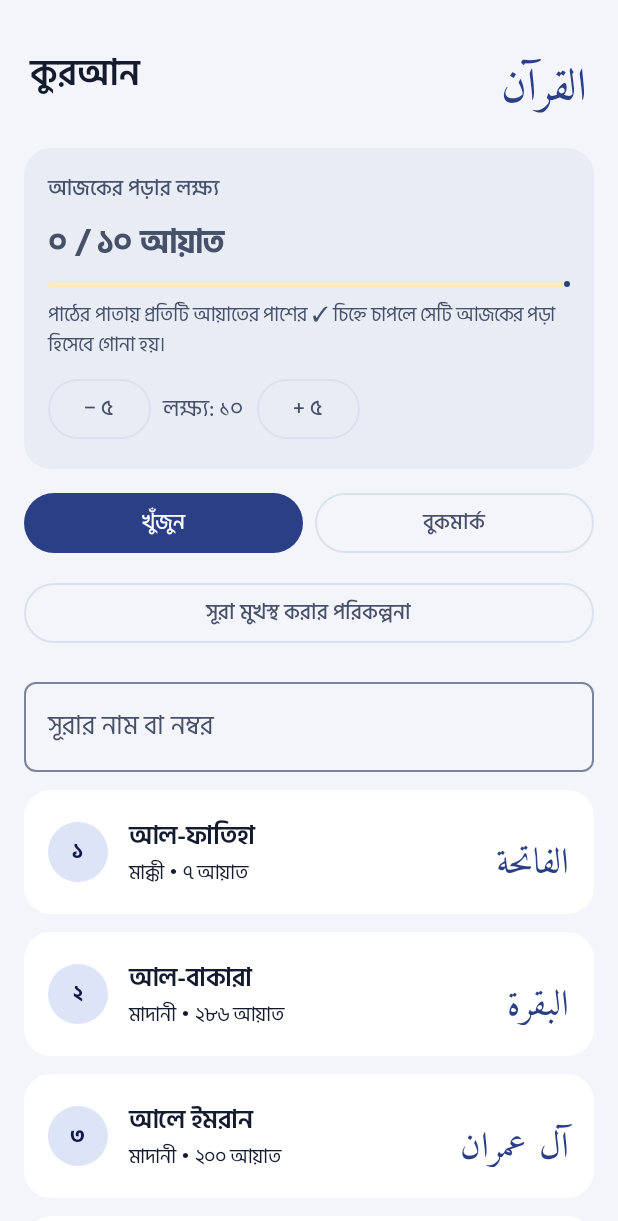
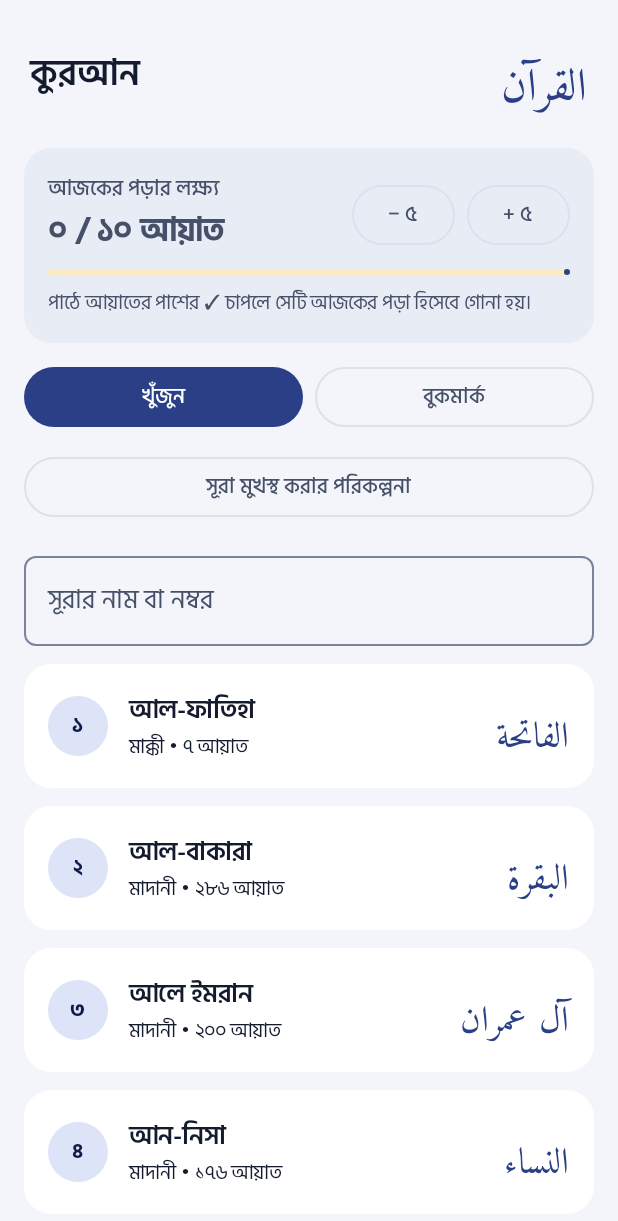
Before and after one commit to thetwinstarbd-byte/islam-shikhi, an Android app built with Jetpack Compose: the composable QuranScreen shown on its own in the app's theme, on a phone screen of 412 x 824 dp. Shown: the top 1221 px of the screen. Run offline under Robolectric (Android 15) with nearby library versions, the phone set to English and light mode, and no system bars.

Commit message:
হোম: স্ক্রলে স্ট্যাটাস বারের আইকন দৃশ্যমান রাখা; কুরআন ট্যাবের লক্ষ্য-কার্ড ছোট করা
Co-Authored-By: Claude Sonnet 5.5 <noreply@anthropic.com>
Claude-Session: https://claude.ai/code/session_016QBqXKou6auZT8KQkcDUYk

```diff
--- a/app/src/main/java/com/islamshikhi/app/ui/main/MainScreen.kt
+++ b/app/src/main/java/com/islamshikhi/app/ui/main/MainScreen.kt
@@ -63,7 +63,8 @@ fun MainScreen(profile: UserProfile, onResetData: () -> Unit) {
     val isHome = currentRoute == null || currentRoute == AppTab.HOME.route
     val isDark = MaterialTheme.colorScheme.background.luminance() < 0.5f
     // হোমে ওপরে গাঢ় আকাশ, তাই সাদা আইকন; অন্য পাতায় থিম অনুযায়ী
-    SystemBarIcons(darkIcons = !isHome && !isDark)
+    // হোমে আইকনের রং স্ক্রল অনুযায়ী HomeScreen নিজে ঠিক করে
+    if (!isHome) SystemBarIcons(darkIcons = !isDark)
 
     val openTab: (AppTab) -> Unit = { tab ->
         navController.navigate(tab.route) {
--- a/app/src/main/java/com/islamshikhi/app/ui/quran/QuranScreen.kt
+++ b/app/src/main/java/com/islamshikhi/app/ui/quran/QuranScreen.kt
@@ -175,25 +175,33 @@ private fun GoalCard(done: Int, goal: Int, onChange: (Int) -> Unit) {
         colors = CardDefaults.cardColors(containerColor = MaterialTheme.colorScheme.surfaceVariant)
     ) {
         Column(modifier = Modifier.padding(16.dp), verticalArrangement = Arrangement.spacedBy(8.dp)) {
+            Row(
+                modifier = Modifier.fillMaxWidth(),
+                verticalAlignment = Alignment.CenterVertically,
+                horizontalArrangement = Arrangement.SpaceBetween
+            ) {
+                Column {
                     Text("আজকের পড়ার লক্ষ্য", style = MaterialTheme.typography.labelLarge)
                     Text(
                         "${DateFormatBn.digits(done)} / ${DateFormatBn.digits(goal)} আয়াত",
                         style = MaterialTheme.typography.titleLarge,
                         fontWeight = FontWeight.Bold
                     )
+                }
+                Row(horizontalArrangement = Arrangement.spacedBy(8.dp)) {
+                    OutlinedButton(onClick = { onChange((goal - 5).coerceAtLeast(5)) }) { Text("− ৫") }
+                    OutlinedButton(onClick = { onChange((goal + 5).coerceAtMost(500)) }) { Text("+ ৫") }
+                }
+            }
             LinearProgressIndicator(
                 progress = { if (goal <= 0) 0f else (done / goal.toFloat()).coerceIn(0f, 1f) },
                 modifier = Modifier.fillMaxWidth()
             )
             Text(
-                "পাঠের পাতায় প্রতিটি আয়াতের পাশের ✓ চিহ্নে চাপলে সেটি আজকের পড়া হিসেবে গোনা হয়।",
-                style = MaterialTheme.typography.bodySmall
+                "পাঠে আয়াতের পাশের ✓ চাপলে সেটি আজকের পড়া হিসেবে গোনা হয়।",
+                style = MaterialTheme.typography.bodySmall,
+                color = MaterialTheme.colorScheme.onSurfaceVariant
             )
-            Row(verticalAlignment = Alignment.CenterVertically, horizontalArrangement = Arrangement.spacedBy(8.dp)) {
-                OutlinedButton(onClick = { onChange((goal - 5).coerceAtLeast(5)) }) { Text("− ৫") }
-                Text("লক্ষ্য: ${DateFormatBn.digits(goal)}", style = MaterialTheme.typography.bodyMedium)
-                OutlinedButton(onClick = { onChange((goal + 5).coerceAtMost(500)) }) { Text("+ ৫") }
-            }
         }
     }
 }
```
Also changed, not shown: app/src/main/java/com/islamshikhi/app/ui/home/HomeScreen.kt (+25 -1 lines). Lines whose indentation alone changed are shown as unchanged.
